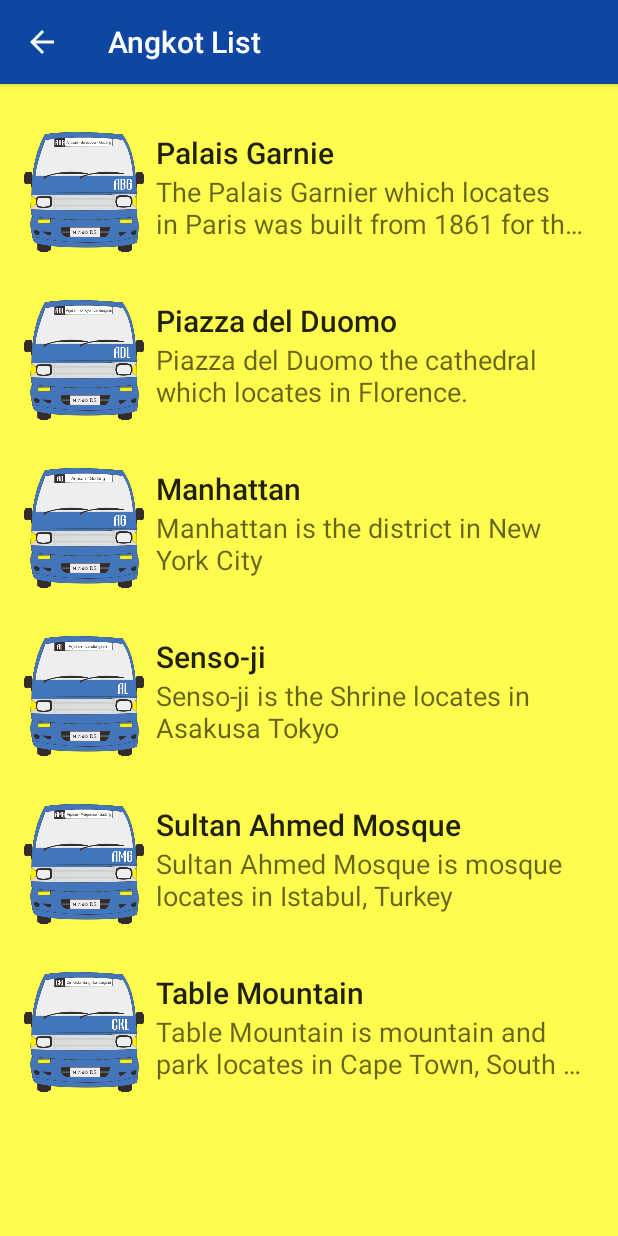
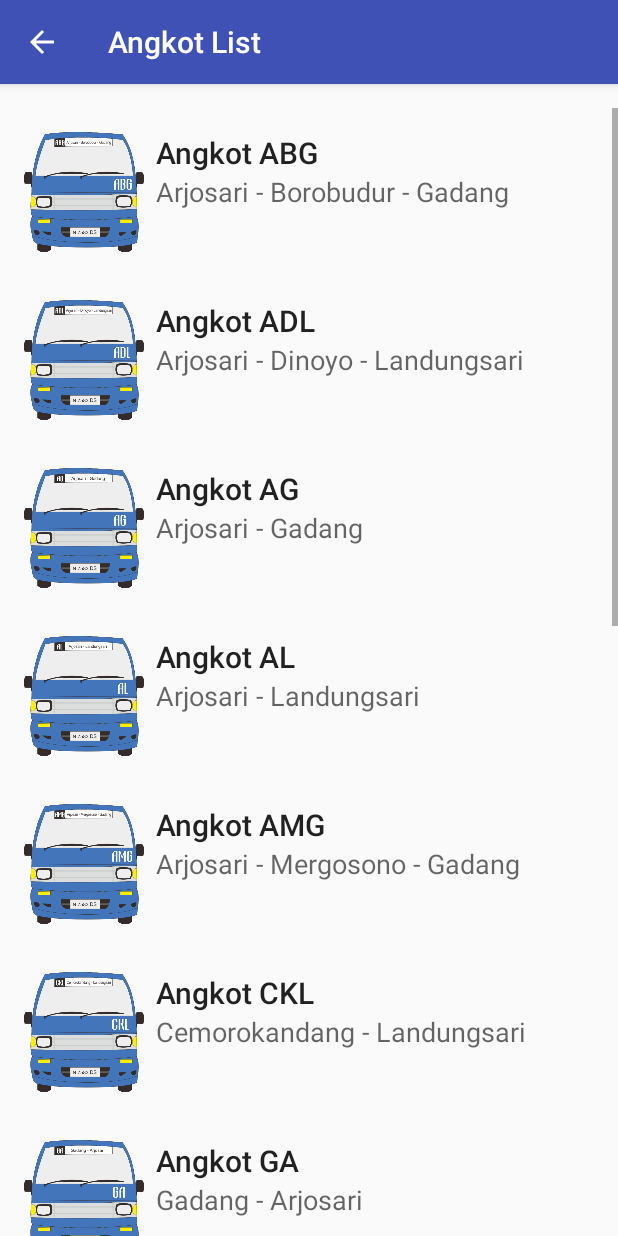
Before and after one commit to selinaksx/MyAngkotRoute, an Android app: the AngkotList screen opened directly, with no data from a screen before it, on a phone screen of 412 x 824 dp. Run offline under Robolectric (Android 15) with nearby library versions, the phone set to English and light mode, and no system bars.

```diff
--- a/app/build.gradle
+++ b/app/build.gradle
@@ -27,5 +27,5 @@ dependencies {
     compile 'com.android.support:recyclerview-v7:23.3.0'
     compile 'com.google.android.gms:play-services:8.4.0'
     compile 'com.android.volley:volley:1.0.0'
-    compile 'com.google.maps.android:android-maps-utils:0.4'
+    compile 'com.android.support:design:23.3.0'
 }
--- a/app/src/main/AndroidManifest.xml
+++ b/app/src/main/AndroidManifest.xml
@@ -6,7 +6,7 @@
     //
     <application
         android:allowBackup="true"
-        android:icon="@mipmap/icon"
+        android:icon="@mipmap/ic_launcher"
         android:label="@string/app_name"
         android:supportsRtl="true"
         android:theme="@style/AppTheme">
--- a/app/src/main/res/layout/activity_angkot.xml
+++ b/app/src/main/res/layout/activity_angkot.xml
@@ -4,7 +4,6 @@
     android:id="@+id/recyclerview"
     android:layout_width="match_parent"
     android:layout_height="match_parent"
-    android:background="#fffc4d"
     android:clipToPadding="false"
     android:paddingBottom="16dp"
     android:paddingTop="16dp"
--- a/app/src/main/res/layout/activity_angkot_list.xml
+++ b/app/src/main/res/layout/activity_angkot_list.xml
@@ -1,9 +1,9 @@
 <?xml version="1.0" encoding="utf-8"?>
-<RelativeLayout xmlns:android="http://schemas.android.com/apk/res/android"
+<RelativeLayout
+    xmlns:android="http://schemas.android.com/apk/res/android"
     xmlns:tools="http://schemas.android.com/tools"
     android:layout_width="match_parent"
     android:layout_height="wrap_content"
-    android:background="#fffc4d"
     android:padding="16dp">
 
     <ImageView
--- a/app/src/main/res/values/arrays.xml
+++ b/app/src/main/res/values/Array.xml
@@ -1,4 +1,5 @@
-<?xml version="1.0" encoding="utf-8"?><!--
+<?xml version="1.0" encoding="utf-8"?>
+<!--
   ~ Copyright (C) 2016 The Android Open Source Project
   ~
   ~ Licensed under the Apache License, Version 2.0 (the "License");
@@ -15,22 +16,37 @@
   -->
 <resources>
     <string-array name="places">
-        <item>Palais Garnie</item>
-        <item>Piazza del Duomo</item>
-        <item>Manhattan</item>
-        <item>Senso-ji</item>
-        <item>Sultan Ahmed Mosque</item>
-        <item>Table Mountain</item>
+        <item>Angkot ABG</item>
+        <item>Angkot ADL</item>
+        <item>Angkot AG</item>
+        <item>Angkot AL</item>
+        <item>Angkot AMG</item>
+        <item>Angkot CKL</item>
+        <item>Angkot GA</item>
+        <item>Angkot GL</item>
+        <item>Angkot GML</item>
+        <item>Angkot LDG</item>
+        <item>Angkot LG</item>
+        <item>Angkot MK</item>
+        <item>Angkot MM</item>
+        <item>Angkot GM</item>
     </string-array>
     <string-array name="place_desc">
-        <item>The Palais Garnier which locates in Paris was built from 1861 for
-        the Paris Opera.
-        </item>
-        <item>Piazza del Duomo the cathedral which locates in Florence.</item>
-        <item>Manhattan is the district in New York City</item>
-        <item>Senso-ji is the Shrine locates in Asakusa Tokyo</item>
-        <item>Sultan Ahmed Mosque is mosque locates in Istabul, Turkey</item>
-        <item>Table Mountain is mountain and park locates in Cape Town, South Africa.</item>
+        <item>Arjosari - Borobudur - Gadang</item>
+        <item>Arjosari - Dinoyo - Landungsari</item>
+        <item>Arjosari - Gadang</item>
+        <item>Arjosari - Landungsari</item>
+        <item>Arjosari - Mergosono - Gadang</item>
+        <item>Cemorokandang - Landungsari</item>
+        <item>Gadang - Arjosari</item>
+        <item>Gadang - Landungsari</item>
+        <item>Gadang - Mergan - Landungsari</item>
+        <item>Landungsari - Dinoyo - Gadang</item>
+        <item>Landungsari - Gadang</item>
+        <item>Mulyorejo - Karang Besuki</item>
+        <item>Madyopuro - Mulyorejo</item>
+        <item>Gadang - Madyopuro</item>
+
     </string-array>
     <string-array name="place_details">
         <item>Lorem ipsum dolor sit amet, consectetur adipisicing elit, sed do
@@ -91,5 +107,13 @@
         <item>@drawable/d</item>
         <item>@drawable/e</item>
         <item>@drawable/f</item>
+        <item>@drawable/g</item>
+        <item>@drawable/h</item>
+        <item>@drawable/i</item>
+        <item>@drawable/j</item>
+        <item>@drawable/k</item>
+        <item>@drawable/l</item>
+        <item>@drawable/m</item>
+        <item>@drawable/n</item>
     </array>
 </resources>
--- a/app/src/main/res/values/styles.xml
+++ b/app/src/main/res/values/styles.xml
@@ -3,8 +3,8 @@
     <!-- Base application theme. -->
     <style name="AppTheme" parent="Theme.AppCompat.Light.DarkActionBar">
         <!-- Customize your theme here. -->
-        <item name="colorPrimary">#0D47A1</item>
-        <item name="colorPrimaryDark">#0D47A1</item>
+        <item name="colorPrimary">@color/colorPrimary</item>
+        <item name="colorPrimaryDark">@color/colorPrimaryDark</item>
         <item name="colorAccent">@color/colorAccent</item>
     </style>
 
```
Also changed, not shown: app/src/debug/res/values/google_maps_api.xml (renamed from app/src/main/res/values/google_maps_api.xml, +5 -3 lines), app/src/main/java/id/sch/smktelkom_mlg/project/xirpl305142332/myangkotroute/Angkot.java (added, +18 -0 lines), app/src/main/java/id/sch/smktelkom_mlg/project/xirpl305142332/myangkotroute/AngkotDetails.java (+1 -17 lines), app/src/main/java/id/sch/smktelkom_mlg/project/xirpl305142332/myangkotroute/AngkotList.java (+40 -1 lines), app/src/main/java/id/sch/smktelkom_mlg/project/xirpl305142332/myangkotroute/MapDirection.java (deleted, +0 -189 lines), app/src/main/java/id/sch/smktelkom_mlg/project/xirpl305142332/myangkotroute/MapsActivity.java (+24 -96 lines), app/src/main/res/drawable/ic_search_black_24dp.xml (added, +9 -0 lines), app/src/main/res/layout/activity_angkot_details.xml (+0 -9 lines), app/src/main/res/layout/activity_main.xml (+2 -11 lines), app/src/main/res/layout/kml_demo.xml (deleted, +0 -18 lines), app/src/main/res/menu/menu_main.xml (added, +12 -0 lines), app/src/main/res/drawable/icon.png (deleted), app/src/main/res/mipmap-mdpi/icon.png (deleted), 1 other file.
